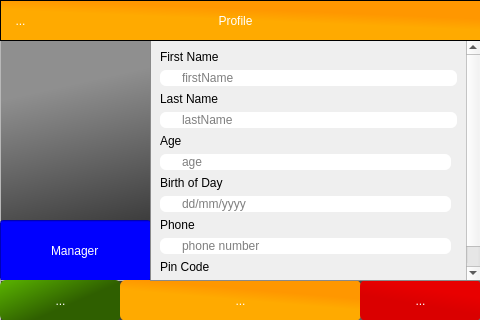
Qt form HPOS/userdetail.ui (MinniHai/HPoS_Pi) before a commit.
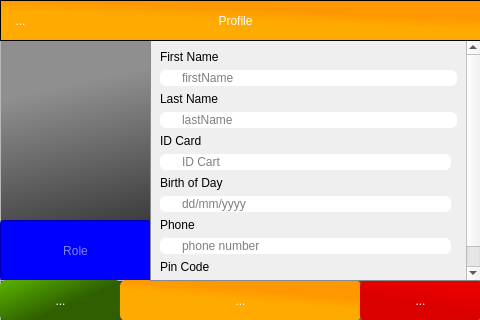
The same form after that commit. Icons and pictures are not drawn.

Patch:
```diff
--- a/HPOS/userdetail.ui
+++ b/HPOS/userdetail.ui
@@ -102,11 +102,14 @@
 }</string>
     </property>
     <property name="text">
-     <string>Manager</string>
+     <string/>
     </property>
     <property name="alignment">
      <set>Qt::AlignCenter</set>
     </property>
+    <property name="placeholderText">
+     <string>Role</string>
+    </property>
     <property name="clearButtonEnabled">
      <bool>false</bool>
     </property>
@@ -259,7 +262,7 @@
     <property name="geometry">
      <rect>
       <x>0</x>
-      <y>0</y>
+      <y>-3</y>
       <width>312</width>
       <height>318</height>
      </rect>
@@ -343,7 +346,7 @@
      <item row="7" column="0">
       <widget class="QLabel" name="label_5">
        <property name="text">
-        <string>Age</string>
+        <string>ID Card</string>
        </property>
       </widget>
      </item>
@@ -380,7 +383,7 @@
      <item row="9" column="0">
       <widget class="QLineEdit" name="ledAge">
        <property name="placeholderText">
-        <string>age</string>
+        <string>ID Cart</string>
        </property>
        <property name="clearButtonEnabled">
         <bool>true</bool>
```
Left out of the diff: 2 changed lines with no effect on the pictures.
